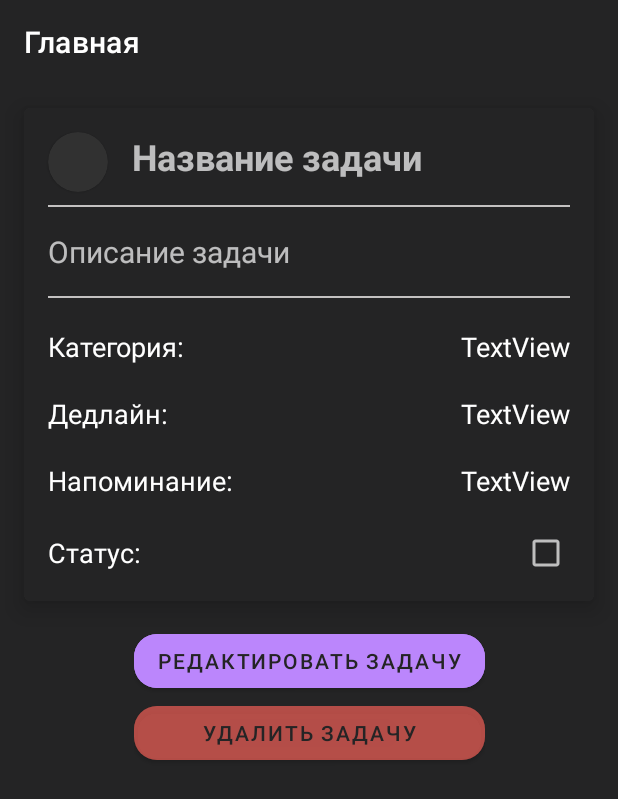
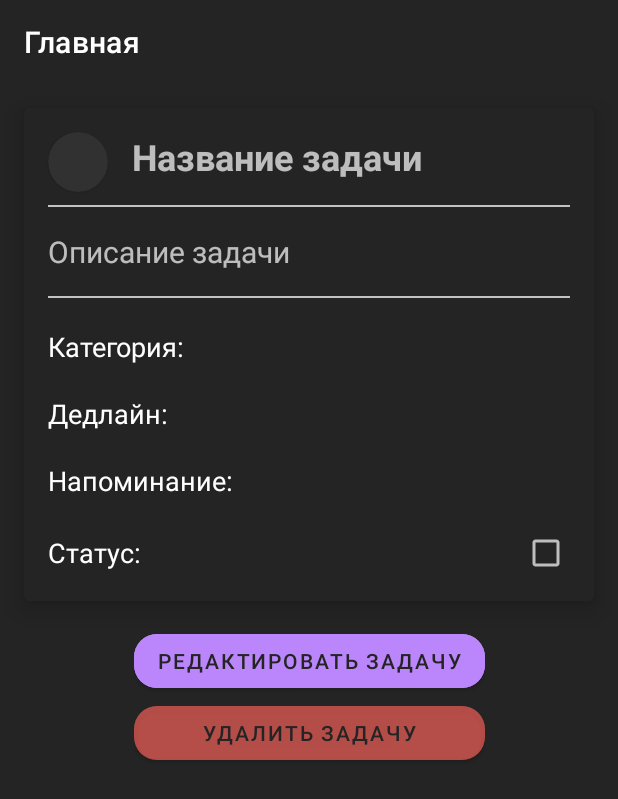
Before and after one commit to Epam-Android-Lab/SimpleNotes, an Android app: the fragment TaskShowFragment placed in its activity, on a phone screen of 412 x 824 dp. Shown: the top 799 px of the screen. Run offline under Robolectric (Android 15) with nearby library versions, the light colour scheme and no system bars; our stand-ins replace Firebase (no records; nobody signed in at launch, a user with empty details on screens opened directly), navigation-ui; 5 statements that could not run were skipped.

```diff
--- a/app/src/main/res/layout/fragment_task_show.xml
+++ b/app/src/main/res/layout/fragment_task_show.xml
@@ -129,7 +129,7 @@
                         android:layout_width="wrap_content"
                         android:layout_height="wrap_content"
                         android:layout_marginTop="20dp"
-                        android:text="TextView"
+                        tools:text="TextView"
                         android:textColor="@color/text_color"
                         android:textSize="18sp"
                         app:layout_constraintEnd_toEndOf="@+id/divider2"
@@ -152,7 +152,7 @@
                         android:layout_width="wrap_content"
                         android:layout_height="wrap_content"
                         android:layout_marginTop="20dp"
-                        android:text="TextView"
+                        tools:text="TextView"
                         android:textColor="@color/text_color"
                         android:textSize="18sp"
                         app:layout_constraintEnd_toEndOf="@+id/textOfCategory"
@@ -175,7 +175,7 @@
                         android:layout_width="wrap_content"
                         android:layout_height="wrap_content"
                         android:layout_marginTop="20dp"
-                        android:text="TextView"
+                        tools:text="TextView"
                         android:textColor="@color/text_color"
                         android:textSize="18sp"
                         app:layout_constraintEnd_toEndOf="@+id/textOfDeadline"
```
